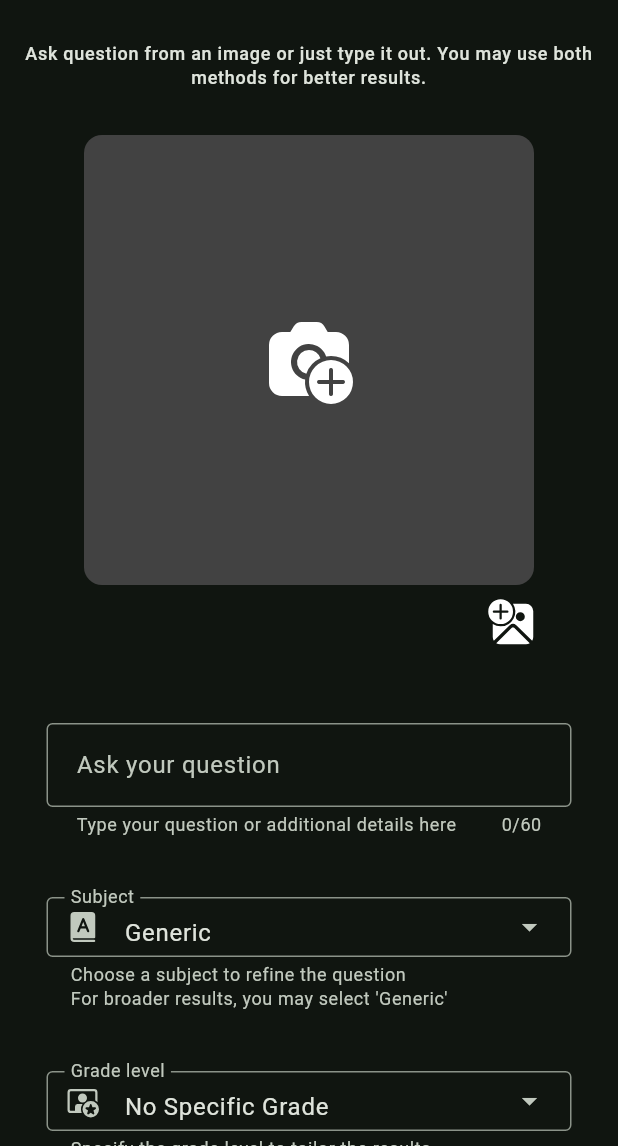
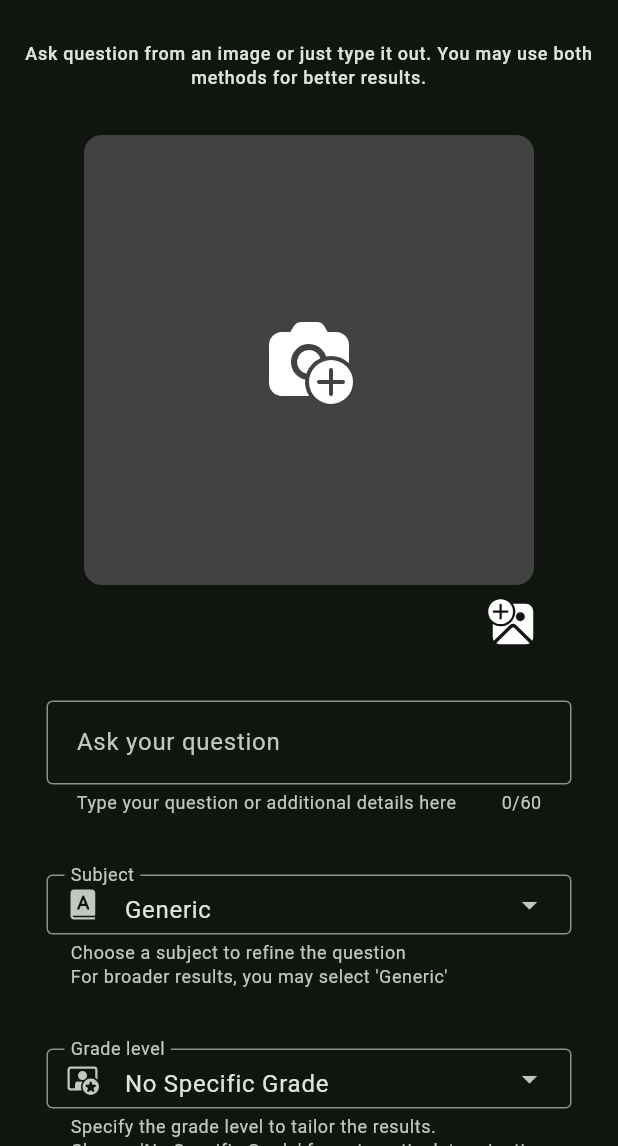
Before and after one commit to HarshNarayanJha/Insta-Solve, a Flutter app: the ScanPage screen opened by its route, on a phone screen of 412 x 824 dp, the part 90-1236 px from its top. Run offline on Flutter 3.47's test engine with Material 3 defaults, Android fonts, the phone set to English and light mode, and no system bars; our stand-ins replace animated_text_kit, fluentui_system_icons, flutter_secure_storage, google_fonts, google_generative_ai, hive and 6 more; missing offline and left inert: flutter_tex; accounts and stored records are empty.

Commit message:
fix: tweaks

```diff
--- a/lib/pages/scan_page.dart
+++ b/lib/pages/scan_page.dart
@@ -281,7 +281,7 @@ class _ScanPageState extends State<ScanPage> {
                     ],
                   ),
                 ),
-                const SizedBox(height: 40),
+                const SizedBox(height: 25),
                 Padding(
                   padding: const EdgeInsets.symmetric(horizontal: 8),
                   child: SizedBox(
```
Also changed, not shown: lib/widgets/settings_sheet_widget.dart (+15 -3 lines).
